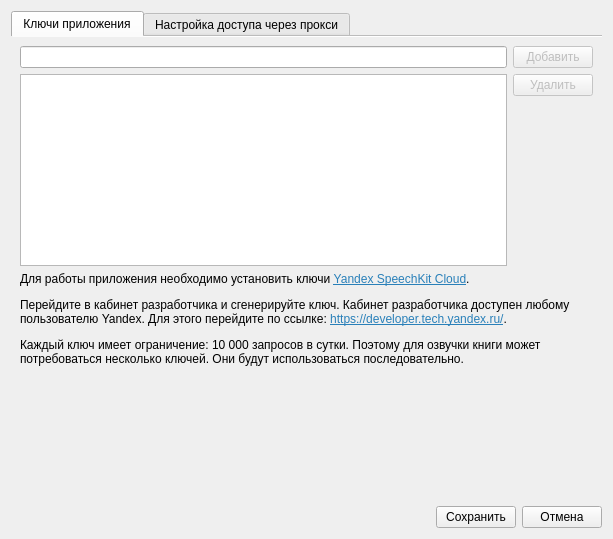
Qt form ui/settingsform.ui (0valse/voiceover) before a commit.
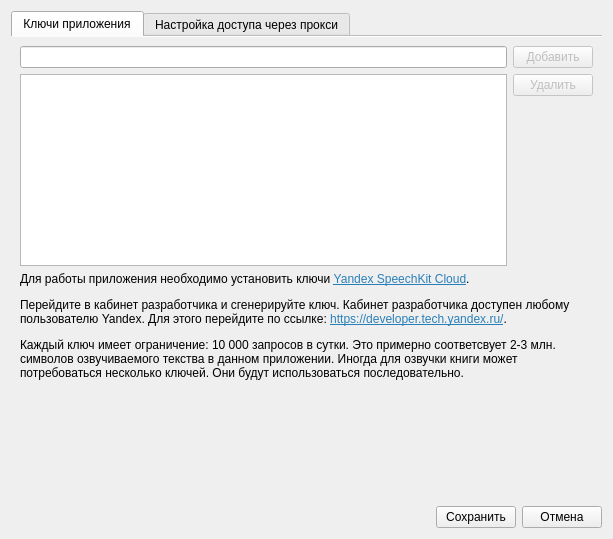
The same form after that commit. Icons and pictures are not drawn.

Commit message: Fix help in settingsform

Diff of the .ui file:
```diff
--- a/ui/settingsform.ui
+++ b/ui/settingsform.ui
@@ -100,7 +100,7 @@
        <item>
         <widget class="QLabel" name="labelAboutKeys">
          <property name="text">
-          <string>&lt;html&gt;&lt;head/&gt;&lt;body&gt;&lt;p&gt;Для работы приложения необходимо установить ключи &lt;a href=&quot;https://tech.yandex.ru/speechkit/cloud/&quot;&gt;&lt;span style=&quot; text-decoration: underline; color:#2980b9;&quot;&gt;Yandex SpeechKit Cloud&lt;/span&gt;&lt;/a&gt;.&lt;/p&gt;&lt;p&gt;Перейдите в кабинет разработчика и сгенерируйте ключ. Кабинет разработчика доступен любому пользователю Yandex. Для этого перейдите по ссылке: &lt;a href=&quot;https://developer.tech.yandex.ru/&quot;&gt;&lt;span style=&quot; text-decoration: underline; color:#2980b9;&quot;&gt;https://developer.tech.yandex.ru/&lt;/span&gt;&lt;/a&gt;.&lt;/p&gt;&lt;p&gt;Каждый ключ имеет ограничение: 10 000 запросов в сутки. Поэтому для озвучки книги может потребоваться несколько ключей. Они будут использоваться последовательно.&lt;/p&gt;&lt;p&gt;&lt;br/&gt;&lt;/p&gt;&lt;/body&gt;&lt;/html&gt;</string>
+          <string>&lt;html&gt;&lt;head/&gt;&lt;body&gt;&lt;p&gt;Для работы приложения необходимо установить ключи &lt;a href=&quot;https://tech.yandex.ru/speechkit/cloud/&quot;&gt;&lt;span style=&quot; text-decoration: underline; color:#2980b9;&quot;&gt;Yandex SpeechKit Cloud&lt;/span&gt;&lt;/a&gt;.&lt;/p&gt;&lt;p&gt;Перейдите в кабинет разработчика и сгенерируйте ключ. Кабинет разработчика доступен любому пользователю Yandex. Для этого перейдите по ссылке: &lt;a href=&quot;https://developer.tech.yandex.ru/&quot;&gt;&lt;span style=&quot; text-decoration: underline; color:#2980b9;&quot;&gt;https://developer.tech.yandex.ru/&lt;/span&gt;&lt;/a&gt;.&lt;/p&gt;&lt;p&gt;Каждый ключ имеет ограничение: 10 000 запросов в сутки. Это примерно соответсвует 2-3 млн. символов озвучиваемого текства в данном приложении. Иногда для озвучки книги может потребоваться несколько ключей. Они будут использоваться последовательно.&lt;/p&gt;&lt;p&gt;&lt;br/&gt;&lt;/p&gt;&lt;/body&gt;&lt;/html&gt;</string>
          </property>
          <property name="wordWrap">
           <bool>true</bool>
```
